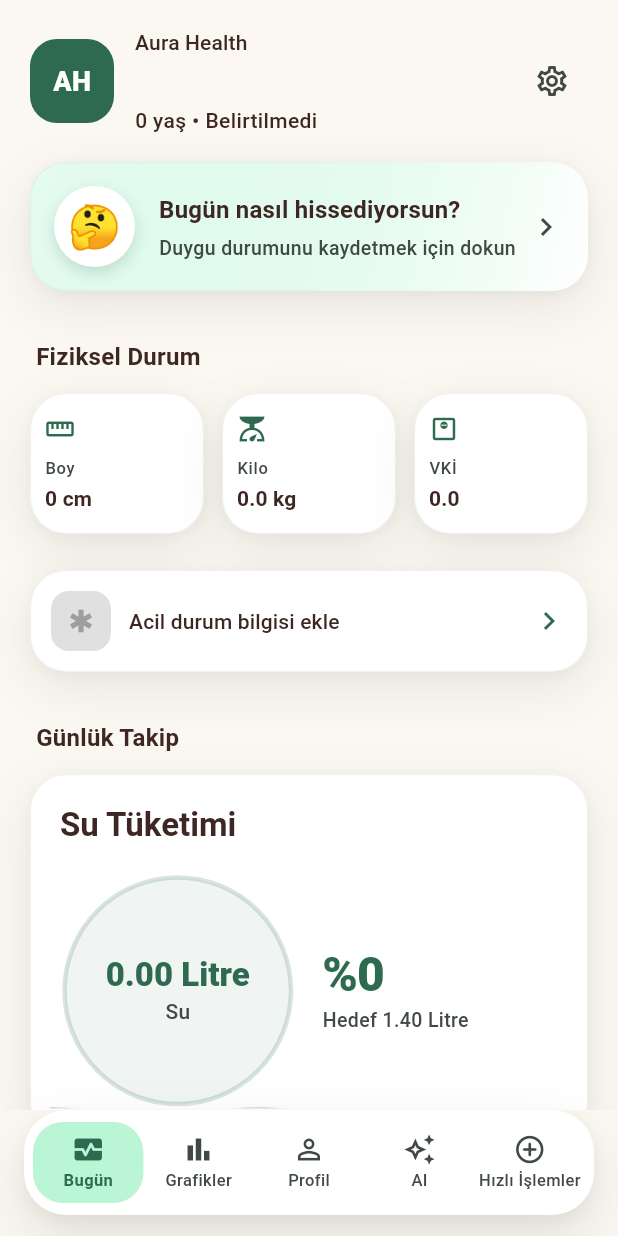
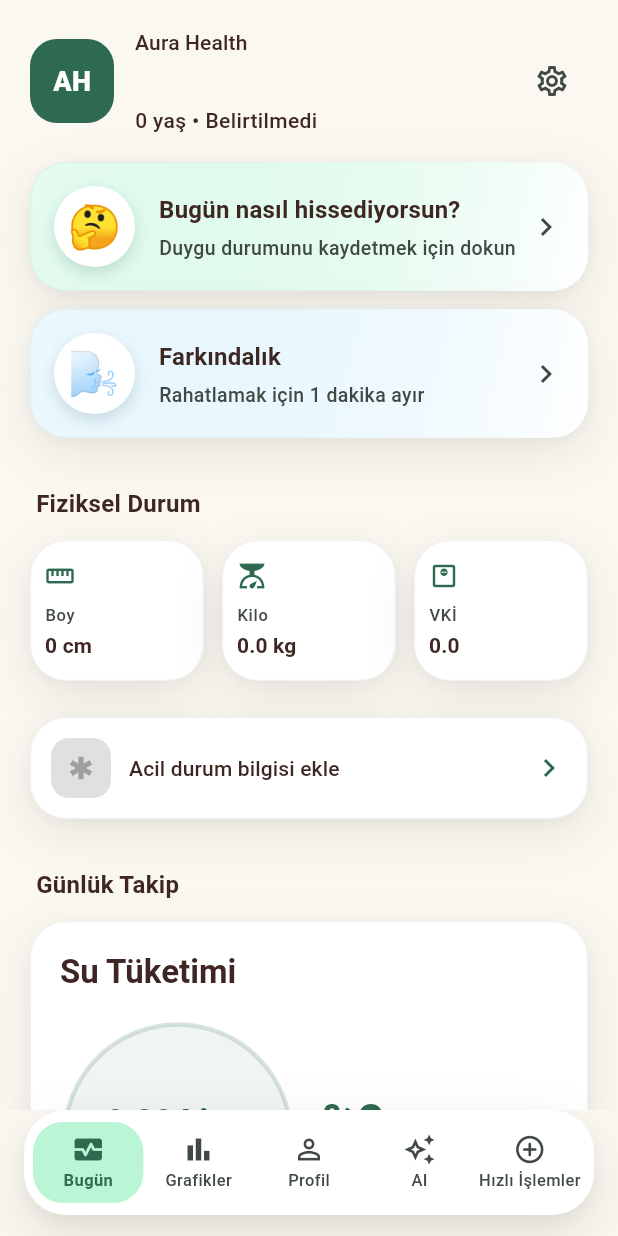
Before and after one commit to gorkemcolakk/Aura-Health-Personal-Assistant, a Flutter app: the AuraShell screen opened directly, on a phone screen of 412 x 824 dp. Run offline on Flutter 3.47's test engine with Material 3 defaults, Android fonts, the phone set to English and light mode, and no system bars; our stand-ins replace fl_chart, flutter_local_notifications, flutter_map, geolocator, latlong2, local_auth and 5 more; missing offline and left inert: local_auth_android, local_auth_darwin; accounts and stored records are empty.

Commit message:
feat: add animated Breathwork / Mindfulness feature

```diff
--- /dev/null
+++ b/lib/src/models/breath_log.dart
@@ -0,0 +1,39 @@
+class BreathLog {
+  const BreathLog({
+    required this.id,
+    required this.timestamp,
+    required this.durationMinutes,
+  });
+
+  factory BreathLog.fromJson(Map<String, dynamic> json) {
+    return BreathLog(
+      id: json['id'] as String,
+      timestamp: DateTime.parse(json['timestamp'] as String),
+      durationMinutes: json['durationMinutes'] as int,
+    );
+  }
+
+  final String id;
+  final DateTime timestamp;
+  final int durationMinutes;
+
+  Map<String, dynamic> toJson() {
+    return {
+      'id': id,
+      'timestamp': timestamp.toIso8601String(),
+      'durationMinutes': durationMinutes,
+    };
+  }
+
+  BreathLog copyWith({
+    String? id,
+    DateTime? timestamp,
+    int? durationMinutes,
+  }) {
+    return BreathLog(
+      id: id ?? this.id,
+      timestamp: timestamp ?? this.timestamp,
+      durationMinutes: durationMinutes ?? this.durationMinutes,
+    );
+  }
+}
--- a/lib/src/models/health_profile.dart
+++ b/lib/src/models/health_profile.dart
@@ -1,5 +1,6 @@
 import 'dart:convert';
 
+import 'breath_log.dart';
 import 'mood_log.dart';
 import 'sleep_log.dart';
 import 'water_log.dart';
@@ -29,6 +30,7 @@ class HealthProfile {
     required this.waterLogs,
     required this.sleepLogs,
     required this.moodLogs,
+    required this.breathLogs,
     this.bloodType = '',
     this.allergies = '',
     this.emergencyContact = '',
@@ -51,6 +53,7 @@ class HealthProfile {
       waterLogs: const [],
       sleepLogs: const [],
       moodLogs: const [],
+      breathLogs: const [],
     );
   }
 
@@ -82,6 +85,11 @@ class HealthProfile {
           ? const <MoodLog>[]
           : (json['moodLogs'] as List<dynamic>)
               .map((item) => MoodLog.fromJson(item as Map<String, dynamic>))
+              .toList(),
+      breathLogs: json['breathLogs'] == null
+          ? const <BreathLog>[]
+          : (json['breathLogs'] as List<dynamic>)
+              .map((item) => BreathLog.fromJson(item as Map<String, dynamic>))
               .toList(),
       bloodType: json['bloodType'] as String? ?? '',
       allergies: json['allergies'] as String? ?? '',
@@ -131,6 +139,7 @@ class HealthProfile {
   final List<WaterLog> waterLogs;
   final List<SleepLog> sleepLogs;
   final List<MoodLog> moodLogs;
+  final List<BreathLog> breathLogs;
   final String bloodType;
   final String allergies;
   final String emergencyContact;
@@ -176,6 +185,7 @@ class HealthProfile {
     List<WaterLog>? waterLogs,
     List<SleepLog>? sleepLogs,
     List<MoodLog>? moodLogs,
+    List<BreathLog>? breathLogs,
     String? bloodType,
     String? allergies,
     String? emergencyContact,
@@ -195,6 +205,7 @@ class HealthProfile {
       waterLogs: waterLogs ?? this.waterLogs,
       sleepLogs: sleepLogs ?? this.sleepLogs,
       moodLogs: moodLogs ?? this.moodLogs,
+      breathLogs: breathLogs ?? this.breathLogs,
       bloodType: bloodType ?? this.bloodType,
       allergies: allergies ?? this.allergies,
       emergencyContact: emergencyContact ?? this.emergencyContact,
@@ -217,6 +228,7 @@ class HealthProfile {
       'waterLogs': waterLogs.map((item) => item.toJson()).toList(),
       'sleepLogs': sleepLogs.map((item) => item.toJson()).toList(),
       'moodLogs': moodLogs.map((item) => item.toJson()).toList(),
+      'breathLogs': breathLogs.map((item) => item.toJson()).toList(),
       'bloodType': bloodType,
       'allergies': allergies,
       'emergencyContact': emergencyContact,
--- a/lib/src/screens/dashboard_screen.dart
+++ b/lib/src/screens/dashboard_screen.dart
@@ -9,6 +9,7 @@ import '../state/aura_controller.dart';
 import '../state/aura_scope.dart';
 import '../widgets/aura_card.dart';
 import '../widgets/emergency_card.dart';
+import 'breathwork_screen.dart';
 import 'charts_screen.dart';
 import 'mood_entry_sheet.dart';
 import 'settings_screen.dart';
@@ -70,6 +71,10 @@ class _DashboardScreenState extends State<DashboardScreen> with TickerProviderSt
               children: [
                 // Duygu Durumu Kartı
                 _MoodCard(controller: controller),
+                const SizedBox(height: 12),
+
+                // Nefes Egzersizi (Mindfulness) Kartı
+                _BreathCard(controller: controller),
                 const SizedBox(height: 24),
 
                 // 4. Fiziksel Durum
@@ -1683,3 +1688,103 @@ class _MoodCard extends StatelessWidget {
     );
   }
 }
+
+class _BreathCard extends StatelessWidget {
+  const _BreathCard({required this.controller});
+  final AuraController controller;
+
+  @override
+  Widget build(BuildContext context) {
+    final colors = Theme.of(context).colorScheme;
+    final isTr = controller.languageCode == 'tr';
+
+    // Calculate total mindfulness minutes for today
+    final today = DateTime.now();
+    final isSameDay = (DateTime a, DateTime b) =>
+        a.year == b.year && a.month == b.month && a.day == b.day;
+
+    final todayLogs = controller.profile.breathLogs
+        .where((log) => isSameDay(log.timestamp, today))
+        .toList();
+
+    final totalMinutes = todayLogs.fold<int>(0, (sum, log) => sum + log.durationMinutes);
+    final hasPracticed = totalMinutes > 0;
+
+    return AuraCard(
+      padding: EdgeInsets.zero,
+      child: InkWell(
+        borderRadius: BorderRadius.circular(24),
+        onTap: () {
+          Navigator.push(
+            context,
+            MaterialPageRoute(builder: (_) => const BreathworkScreen()),
+          );
+        },
+        child: Container(
+          padding: const EdgeInsets.all(16),
+          decoration: BoxDecoration(
+            gradient: LinearGradient(
+              colors: [
+                colors.tertiaryContainer.withValues(alpha: 0.3),
+                colors.surfaceContainerLowest,
+              ],
+              begin: Alignment.topLeft,
+              end: Alignment.bottomRight,
+            ),
+            borderRadius: BorderRadius.circular(24),
+          ),
+          child: Row(
+            children: [
+              Container(
+                width: 54,
+                height: 54,
+                decoration: BoxDecoration(
+                  color: colors.surface,
+                  shape: BoxShape.circle,
+                  boxShadow: [
+                    BoxShadow(
+                      color: colors.tertiary.withValues(alpha: 0.2),
+                      blurRadius: 8,
+                      offset: const Offset(0, 4),
+                    )
+                  ],
+                ),
+                alignment: Alignment.center,
+                child: Text(
+                  hasPracticed ? '🌿' : '🌬️',
+                  style: const TextStyle(fontSize: 28),
+                ),
+              ),
+              const SizedBox(width: 16),
+              Expanded(
+                child: Column(
+                  crossAxisAlignment: CrossAxisAlignment.start,
+                  children: [
+                    Text(
+                      isTr ? 'Farkındalık' : 'Mindfulness',
+                      style: Theme.of(context).textTheme.titleMedium?.copyWith(
+                        fontWeight: FontWeight.bold,
+                        color: colors.onSurface,
+                      ),
+                    ),
+                    const SizedBox(height: 4),
+                    Text(
+                      hasPracticed
+                        ? (isTr ? 'Bugün $totalMinutes dk nefes egzersizi' : '$totalMinutes min breathwork today')
+                        : (isTr ? 'Rahatlamak için 1 dakika ayır' : 'Take a minute to relax'),
+                      style: TextStyle(
+                        fontSize: 13,
+                        color: colors.onSurfaceVariant,
+                      ),
+                    ),
+                  ],
+                ),
+              ),
+              Icon(Icons.chevron_right, color: colors.onSurfaceVariant),
+            ],
+          ),
+        ),
+      ),
+    );
+  }
+}
--- a/lib/src/state/aura_controller.dart
+++ b/lib/src/state/aura_controller.dart
@@ -3,6 +3,7 @@ import 'dart:async';
 import 'package:flutter/material.dart';
 
 import '../models/chat_message.dart';
+import '../models/breath_log.dart';
 import '../models/chat_session.dart';
 import '../models/health_profile.dart';
 import '../models/medication.dart';
```
Also changed, not shown: lib/src/screens/breathwork_screen.dart (added, +326 -0 lines), lib/src/state/extensions/health_extension.dart (+12 -0 lines).
